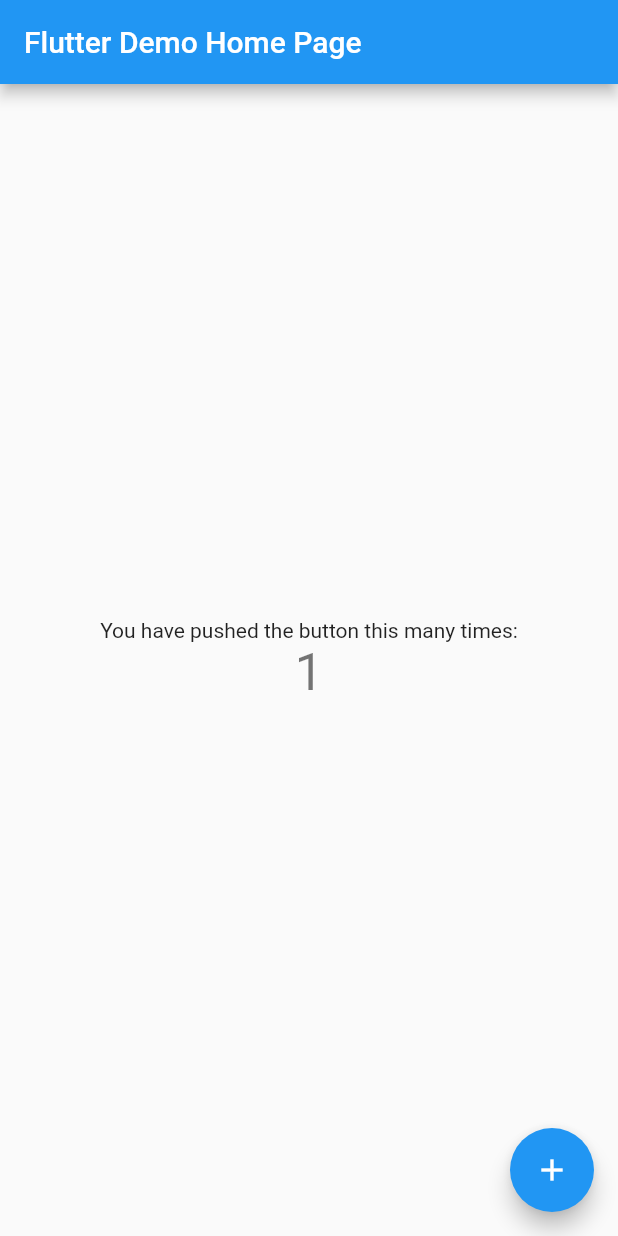
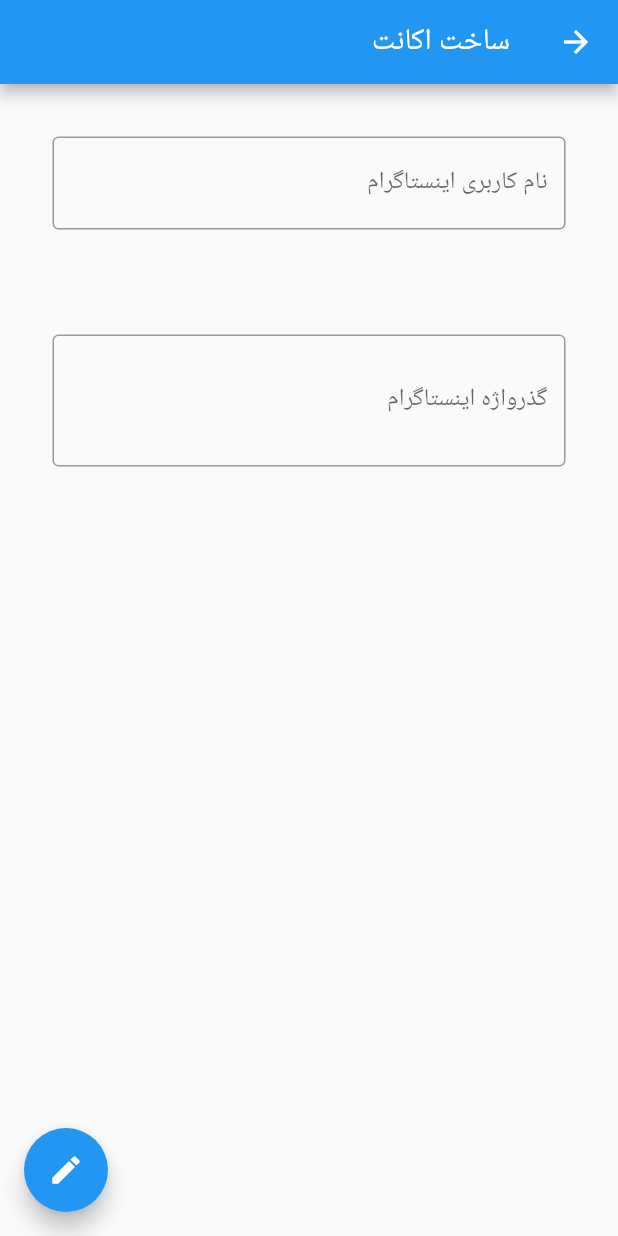
Before and after one commit to 0xj0hn/insta-dev, a Flutter app: the screen it shows after launch, after a tap on the "add" icon, on a phone screen of 412 x 824 dp. Run offline on Flutter 3.47's test engine with Material 2 defaults, Android fonts, the phone set to English and light mode, and no system bars; our stand-ins replace get.

Commit message:
insta dev using GetX

```diff
--- /dev/null
+++ b/App/insta_dev/lib/accounter.dart
@@ -0,0 +1,66 @@
+import 'package:flutter/material.dart';
+import 'package:get/get.dart';
+import 'utils.dart';
+
+//var is_visible = false.obs;
+
+class Accounter extends StatelessWidget {
+  @override
+  Widget build(BuildContext context) {
+    Controller c = Get.find();
+    return Directionality(
+      textDirection: TextDirection.rtl,
+      child: Scaffold(
+        appBar: AppBar(
+          title: Text("ساخت اکانت"),
+        ),
+        body: ListView(
+          children: [
+            Padding(
+              padding: EdgeInsets.all(35),
+              child: TextField(
+                textDirection: TextDirection.ltr,
+                autocorrect: false,
+                decoration: InputDecoration(
+                  labelText: "نام کاربری اینستاگرام",
+                  hintText: "نام کاربری اینستاگرام اکانت را وارد کنید...",
+                  border: OutlineInputBorder(),
+                ),
+              ),
+            ),
+            Padding(
+              padding: EdgeInsets.all(35),
+              child: Obx(
+                () => TextField(
+                  autocorrect: false,
+                  obscureText: c.is_visible.value ? false : true,
+                  textDirection: TextDirection.ltr,
+                  decoration: InputDecoration(
+                    labelText: "گذرواژه اینستاگرام",
+                    hintText: "گذرواژه اینستاگرام اکانت را وارد کنید...",
+                    border: OutlineInputBorder(),
+                    prefix: Obx(
+                      () => TextButton(
+                        onPressed: () {
+                          c.vd();
+                        },
+                        child: Text(c.is_visible.value ? "پنهان" : "نمایش"),
+                      ),
+                    ),
+                  ),
+                ),
+              ),
+            ),
+          ],
+        ),
+        floatingActionButton: FloatingActionButton(
+          child: Icon(Icons.create),
+          tooltip: "اضافه کردن",
+          onPressed: () {
+            c.add_widget(c.widgets, Text("SSSS"));
+          },
+        ),
+      ),
+    );
+  }
+}
--- a/App/insta_dev/lib/main.dart
+++ b/App/insta_dev/lib/main.dart
@@ -1,113 +1,55 @@
 import 'package:flutter/material.dart';
+import 'package:get/get.dart';
+import 'package:insta_dev/utils.dart';
+import 'accounter.dart';
 
 void main() {
   runApp(MyApp());
 }
 
 class MyApp extends StatelessWidget {
-  // This widget is the root of your application.
   @override
   Widget build(BuildContext context) {
-    return MaterialApp(
-      title: 'Flutter Demo',
+    return GetMaterialApp(
+      title: 'Insta Dev',
       theme: ThemeData(
-        // This is the theme of your application.
-        //
-        // Try running your application with "flutter run". You'll see the
-        // application has a blue toolbar. Then, without quitting the app, try
-        // changing the primarySwatch below to Colors.green and then invoke
-        // "hot reload" (press "r" in the console where you ran "flutter run",
-        // or simply save your changes to "hot reload" in a Flutter IDE).
-        // Notice that the counter didn't reset back to zero; the application
-        // is not restarted.
         primarySwatch: Colors.blue,
       ),
-      home: MyHomePage(title: 'Flutter Demo Home Page'),
+      home: MainPage(),
+      debugShowCheckedModeBanner: false,
     );
   }
 }
 
-class MyHomePage extends StatefulWidget {
-  MyHomePage({Key key, this.title}) : super(key: key);
-
-  // This widget is the home page of your application. It is stateful, meaning
-  // that it has a State object (defined below) that contains fields that affect
-  // how it looks.
-
-  // This class is the configuration for the state. It holds the values (in this
-  // case the title) provided by the parent (in this case the App widget) and
-  // used by the build method of the State. Fields in a Widget subclass are
-  // always marked "final".
-
-  final String title;
-
-  @override
-  _MyHomePageState createState() => _MyHomePageState();
-}
-
-class _MyHomePageState extends State<MyHomePage> {
-  int _counter = 0;
-
-  void _incrementCounter() {
-    setState(() {
-      // This call to setState tells the Flutter framework that something has
-      // changed in this State, which causes it to rerun the build method below
-      // so that the display can reflect the updated values. If we changed
-      // _counter without calling setState(), then the build method would not be
-      // called again, and so nothing would appear to happen.
-      _counter++;
-    });
-  }
-
+class MainPage extends StatelessWidget {
   @override
   Widget build(BuildContext context) {
-    // This method is rerun every time setState is called, for instance as done
-    // by the _incrementCounter method above.
-    //
-    // The Flutter framework has been optimized to make rerunning build methods
-    // fast, so that you can just rebuild anything that needs updating rather
-    // than having to individually change instances of widgets.
+    Controller c = Get.put(Controller());
     return Scaffold(
       appBar: AppBar(
-        // Here we take the value from the MyHomePage object that was created by
-        // the App.build method, and use it to set our appbar title.
-        title: Text(widget.title),
+        title: Text("Insta Dev"),
       ),
       body: Center(
-        // Center is a layout widget. It takes a single child and positions it
-        // in the middle of the parent.
-        child: Column(
-          // Column is also a layout widget. It takes a list of children and
-          // arranges them vertically. By default, it sizes itself to fit its
-          // children horizontally, and tries to be as tall as its parent.
-          //
-          // Invoke "debug painting" (press "p" in the console, choose the
-          // "Toggle Debug Paint" action from the Flutter Inspector in Android
-          // Studio, or the "Toggle Debug Paint" command in Visual Studio Code)
-          // to see the wireframe for each widget.
-          //
-          // Column has various properties to control how it sizes itself and
-          // how it positions its children. Here we use mainAxisAlignment to
-          // center the children vertically; the main axis here is the vertical
-          // axis because Columns are vertical (the cross axis would be
-          // horizontal).
-          mainAxisAlignment: MainAxisAlignment.center,
-          children: <Widget>[
-            Text(
-              'You have pushed the button this many times:',
-            ),
-            Text(
-              '$_counter',
-              style: Theme.of(context).textTheme.headline4,
-            ),
-          ],
+        child: Padding(
+          padding: EdgeInsets.all(30),
+          child: Text(
+            c.widgets.value.toString(),
+          ),
         ),
       ),
       floatingActionButton: FloatingActionButton(
-        onPressed: _incrementCounter,
-        tooltip: 'Increment',
         child: Icon(Icons.add),
-      ), // This trailing comma makes auto-formatting nicer for build methods.
+        onPressed: () {
+          // Navigator.push(
+          //   context,
+          //   MaterialPageRoute(
+          //     builder: (context) => Accounter(),
+          //   ),
+          // );
+          Get.to(() => Accounter());
+        },
+        tooltip: "اضافه کردن اکانت",
+      ),
     );
   }
 }
--- /dev/null
+++ b/App/insta_dev/lib/utils.dart
@@ -0,0 +1,19 @@
+import 'package:flutter/material.dart';
+import 'package:get/get.dart';
+
+class Controller extends GetxController {
+  var is_visible = false.obs;
+  bool vd() {
+    // is_visible = b.obs;
+    if (is_visible.value == false) {
+      is_visible.value = true;
+    } else {
+      is_visible.value = false;
+    }
+  }
+
+  var widgets = List<Widget>().obs;
+  void add_widget(widgets, widget) {
+    widgets.value.add(widget);
+  }
+}
--- a/App/insta_dev/pubspec.yaml
+++ b/App/insta_dev/pubspec.yaml
@@ -28,6 +28,8 @@
   # The following adds the Cupertino Icons font to your application.
   # Use with the CupertinoIcons class for iOS style icons.
   cupertino_icons: ^1.0.2
+  get: ^4.3.8
+  http: ^0.13.3
 
 dev_dependencies:
   flutter_test:
```
Also changed, not shown: App/insta_dev/pubspec.lock.
